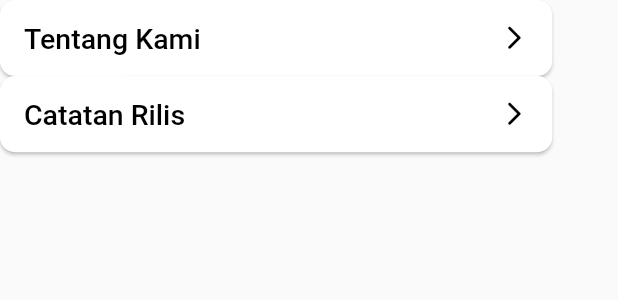
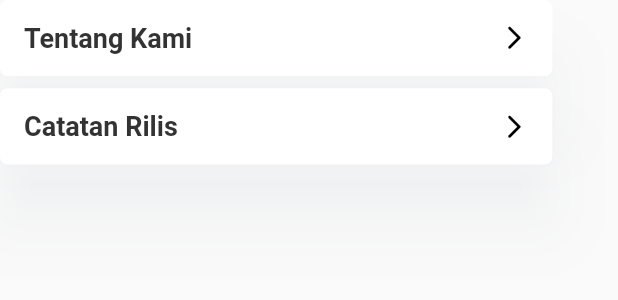
Before and after one commit to magang-rebahan-labs/swamedika-v.1, a Flutter app: the ButtonMore widget shown alone on an empty page, opened directly, on a phone screen of 412 x 824 dp. Shown: the top 300 px of the screen. Run offline on Flutter 3.47's test engine with Material 2 defaults, Android fonts, the phone set to English and light mode, and no system bars; our stand-ins replace dotted_line, get, shared_preferences; accounts and stored records are empty; network calls fail.

Commit message:
refaktoring more

```diff
--- a/lib/views/pages/more.dart
+++ b/lib/views/pages/more.dart
@@ -27,11 +27,11 @@ class _MoreState extends State<More> {
                 Icons.arrow_back_ios_new_rounded,
                 color: Colors.black,
               ),
-              backgroundColor: Colors.white,
+              backgroundColor: const Color(0xFFFAFAFA),
               elevation: 0,
               flexibleSpace: const Center(
                 child: Text(
-                  'More',
+                  'Lainnya',
                   style: TextStyle(
                       fontSize: 40,
                       fontWeight: FontWeight.bold,
@@ -43,7 +43,7 @@ class _MoreState extends State<More> {
 
           // BAGIAN DESKRIPSI
           body: Column(
-            children: const [
+            children: [
               // BAGIAN GARIS PEMBATAS (DOTTED LINE)
               DottedLineWidget(),
 
--- a/lib/views/widgets/button_more_section.dart
+++ b/lib/views/widgets/button_more_section.dart
@@ -10,6 +10,14 @@ class ButtonMore extends StatefulWidget {
 class _ButtonMoreState extends State<ButtonMore> {
   @override
   Widget build(BuildContext context) {
+    // Variabel
+    final heightVar = MediaQuery.of(context).size.height / 16.24;
+    final styleVar = TextStyle(
+        fontSize: 18,
+        fontFamily: "Sans-serif",
+        fontWeight: FontWeight.bold,
+        height: 3);
+
     return SizedBox(
       width: MediaQuery.of(context).size.width / 1.119,
       child: Column(
@@ -19,11 +27,11 @@ class _ButtonMoreState extends State<ButtonMore> {
             style: ElevatedButton.styleFrom(
               primary: Colors.white,
               onPrimary: Colors.black,
-              elevation: 1,
+              elevation: 20,
+              shadowColor: Color(0xFFA3B1C6).withOpacity(0.15),
               shape: RoundedRectangleBorder(
-                  borderRadius: BorderRadius.circular(10.0)),
-              minimumSize:
-                  Size.fromHeight(MediaQuery.of(context).size.height / 16.24),
+                  borderRadius: BorderRadius.circular(5.0)),
+              minimumSize: Size.fromHeight(heightVar),
             ),
             onPressed: () {
               showModalBottomSheet(
@@ -68,7 +76,11 @@ class _ButtonMoreState extends State<ButtonMore> {
               children: const [
                 Text(
                   'Tentang Kami',
-                  style: TextStyle(fontSize: 19, color: Colors.black),
+                  style: TextStyle(
+                      fontSize: 18,
+                      color: Color(0xFF333333),
+                      fontFamily: "Sans-serif",
+                      fontWeight: FontWeight.bold),
                 ),
                 Icon(
                   Icons.arrow_forward_ios_rounded,
@@ -79,24 +91,25 @@ class _ButtonMoreState extends State<ButtonMore> {
             ),
           ),
 
+          SizedBox(height: MediaQuery.of(context).size.height / 101.5),
+
           // BUTTON CATATAN RILIS
           ElevatedButton(
             style: ElevatedButton.styleFrom(
               primary: Colors.white,
               onPrimary: Colors.black,
-              elevation: 1,
+              elevation: 20,
+              shadowColor: Color(0xFFA3B1C6).withOpacity(0.15),
               shape: RoundedRectangleBorder(
-                  borderRadius: BorderRadius.circular(10.0)),
-              minimumSize:
-                  Size.fromHeight(MediaQuery.of(context).size.height / 16.24),
+                  borderRadius: BorderRadius.circular(5.0)),
+              minimumSize: Size.fromHeight(heightVar),
             ),
             onPressed: () {
               showModalBottomSheet(
                   context: context,
                   shape: const RoundedRectangleBorder(
-                    borderRadius: BorderRadius.vertical(
-                      top: Radius.circular(25.0),
-                    ),
+                    borderRadius:
+                        BorderRadius.vertical(top: Radius.circular(25.0)),
                   ),
                   builder: (context) {
                     return SizedBox(
@@ -115,16 +128,14 @@ class _ButtonMoreState extends State<ButtonMore> {
                                       fontWeight: FontWeight.bold,
                                       height: 3),
                                 ),
-                                Text(
-                                  'Versi 1.0.0 | 29/08/2022',
-                                  textAlign: TextAlign.start,
-                                  style: TextStyle(fontSize: 15, height: 2.3),
-                                ),
-                                Text(
-                                  '- Perbaikan Bug',
-                                  textAlign: TextAlign.start,
-                                  style: TextStyle(fontSize: 15, height: 2.3),
-                                ),
+                                Text('Versi 1.0.0 | 29/08/2022',
+                                    textAlign: TextAlign.start,
+                                    style:
+                                        TextStyle(fontSize: 15, height: 2.3)),
+                                Text('- Perbaikan Bug',
+                                    textAlign: TextAlign.start,
+                                    style:
+                                        TextStyle(fontSize: 15, height: 2.3)),
                               ],
                             ),
                           ),
@@ -136,15 +147,14 @@ class _ButtonMoreState extends State<ButtonMore> {
             child: Row(
               mainAxisAlignment: MainAxisAlignment.spaceBetween,
               children: const [
-                Text(
-                  'Catatan Rilis',
-                  style: TextStyle(fontSize: 19, color: Colors.black),
-                ),
-                Icon(
-                  Icons.arrow_forward_ios_rounded,
-                  size: 19,
-                  color: Colors.black,
-                ),
+                Text('Catatan Rilis',
+                    style: TextStyle(
+                        fontSize: 18,
+                        color: Color(0xFF333333),
+                        fontFamily: "Sans-serif",
+                        fontWeight: FontWeight.bold)),
+                Icon(Icons.arrow_forward_ios_rounded,
+                    size: 19, color: Colors.black),
               ],
             ),
           ),
```
